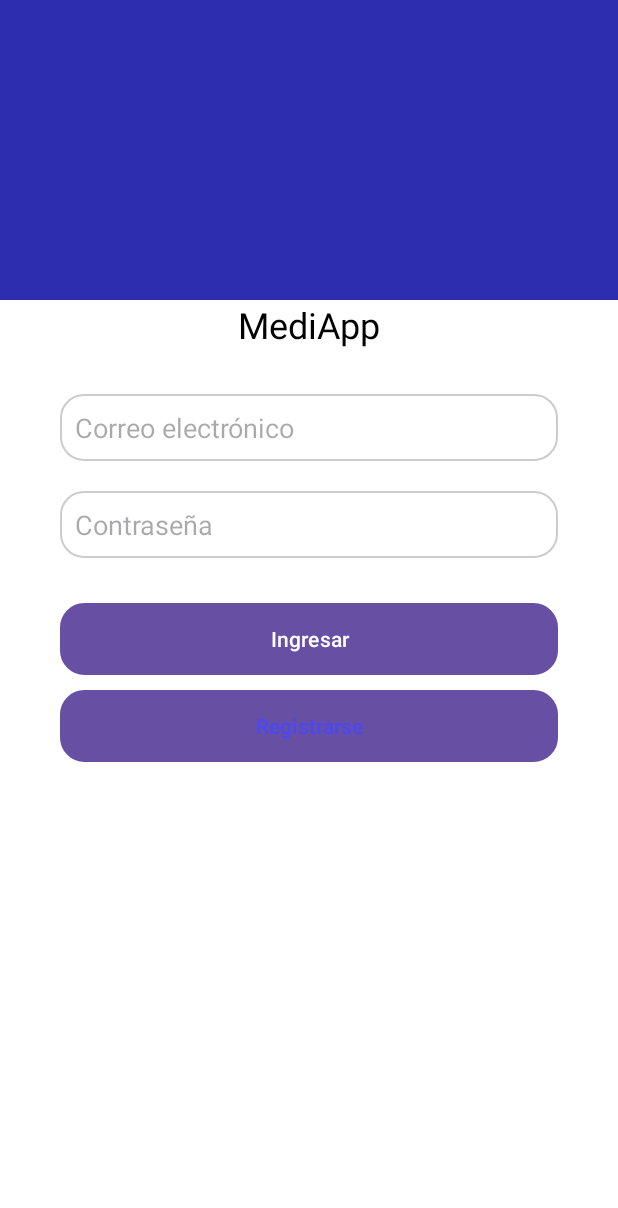
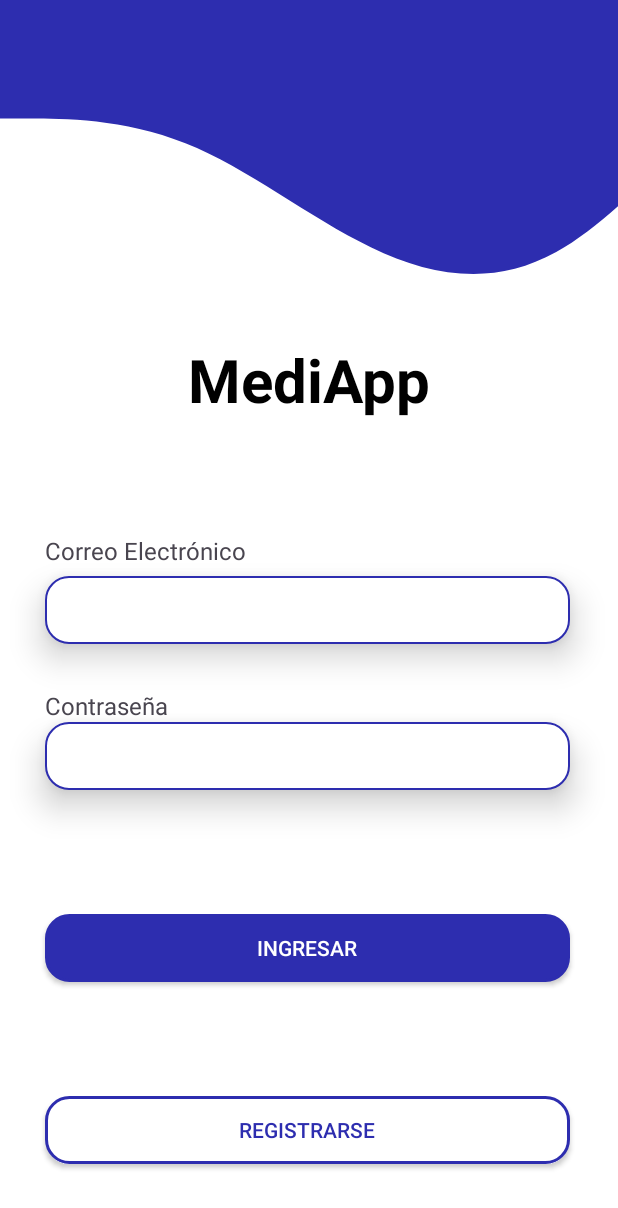
Before and after one commit to henlo-mm/equipOcho, an Android app: the fragment LoginFragment shown on its own in the app's theme, on a phone screen of 412 x 824 dp. Shown: the top 1208 px of the screen. Run offline under Robolectric (Android 15) with nearby library versions, the phone set to English and light mode, and no system bars.

Commit message:
diseño del login

```diff
--- a/app/src/main/res/drawable/edit_text_background.xml
+++ b/app/src/main/res/drawable/edit_text_background.xml
@@ -1,6 +1,6 @@
 <shape xmlns:android="http://schemas.android.com/apk/res/android">
     <solid android:color="#FFFFFF"/>
-    <stroke android:width="1dp" android:color="#CCCCCC"/>
+    <stroke android:width="1dp" android:color="@color/blue"/>
     <corners android:radius="15dp"/>
     <padding android:left="10dp" android:top="10dp" android:right="10dp" android:bottom="10dp"/>
 </shape>
--- /dev/null
+++ b/app/src/main/res/drawable/toolbar.xml
@@ -0,0 +1,11 @@
+<?xml version="1.0" encoding="utf-8"?>
+<vector xmlns:android="http://schemas.android.com/apk/res/android"
+    android:width="1000dp"
+    android:height="550dp"
+    android:viewportWidth="400"
+    android:viewportHeight="300">
+
+    <path
+        android:fillColor="#2D2DAF"
+        android:pathData="M0,128L20,128C40,128,80,128,120,154.7C160,181,200,235,240,266.7C280,299,320,309,360,272C400,235,440,149,480,117.3C520,85,560,107,600,122.7C640,139,680,149,720,165.3C760,181,800,203,840,197.3C880,192,920,160,960,165.3C1000,171,1040,213,1080,218.7C1120,224,1160,192,1200,176C1240,160,1280,160,1320,170.7C1360,181,1400,203,1420,213.3L1440,224L1440,0L1420,0C1400,0,1360,0,1320,0C1280,0,1240,0,1200,0C1160,0,1120,0,1080,0C1040,0,1000,0,960,0C920,0,880,0,840,0C800,0,760,0,720,0C680,0,640,0,600,0C560,0,520,0,480,0C440,0,400,0,360,0C320,0,280,0,240,0C200,0,160,0,120,0C80,0,40,0,20,0L0,0Z" />
+</vector>
--- a/app/src/main/res/layout/fragment_login.xml
+++ b/app/src/main/res/layout/fragment_login.xml
@@ -1,86 +1,127 @@
 <?xml version="1.0" encoding="utf-8"?>
-<RelativeLayout xmlns:android="http://schemas.android.com/apk/res/android"
+<androidx.constraintlayout.widget.ConstraintLayout xmlns:android="http://schemas.android.com/apk/res/android"
+    xmlns:app="http://schemas.android.com/apk/res-auto"
     xmlns:tools="http://schemas.android.com/tools"
+    android:id="@+id/relativeLayout2"
     android:layout_width="match_parent"
     android:layout_height="match_parent"
     android:background="#FFFFFF"
     tools:context=".LoginActivity">
 
-    <!-- Background Header -->
-    <View
-        android:id="@+id/toolbar_login"
+
+    <androidx.constraintlayout.widget.ConstraintLayout
+        android:id="@+id/constraintLayout2"
         android:layout_width="match_parent"
-        android:layout_height="200dp"
-        android:background="@color/blue"
-        android:layout_alignParentTop="true"/>
+        android:layout_height="185dp"
+        android:background="@drawable/toolbar"
+        app:layout_constraintBottom_toBottomOf="parent"
+        app:layout_constraintEnd_toEndOf="parent"
+        app:layout_constraintHorizontal_bias="0.0"
+        app:layout_constraintStart_toStartOf="parent"
+        app:layout_constraintTop_toTopOf="parent"
+        app:layout_constraintVertical_bias="0.0">
 
-    <!-- App Name -->
+    </androidx.constraintlayout.widget.ConstraintLayout>
+
     <TextView
-        android:id="@+id/appName"
+        android:id="@+id/mediapp"
         android:layout_width="wrap_content"
         android:layout_height="wrap_content"
         android:text="MediApp"
-        android:textSize="24sp"
-        android:textColor="#000000"
-        android:layout_centerHorizontal="true"
-        android:layout_below="@id/toolbar_login"/>
+        android:textSize="40dp"
+        android:textStyle="bold"
+        android:textColor="@color/black"
+        android:gravity="center"
+        app:layout_constraintBottom_toBottomOf="parent"
+        app:layout_constraintEnd_toEndOf="parent"
+        app:layout_constraintHorizontal_bias="0.498"
+        app:layout_constraintStart_toStartOf="parent"
+        app:layout_constraintTop_toBottomOf="@+id/constraintLayout2"
+        app:layout_constraintVertical_bias="0.07" />
 
-    <!-- Email Input -->
+    <TextView
+        android:id="@+id/email"
+        android:layout_width="wrap_content"
+        android:layout_height="wrap_content"
+        android:text="Correo Electrónico"
+        android:textSize="16dp"
+        app:layout_constraintBottom_toTopOf="@+id/editemail"
+        app:layout_constraintStart_toStartOf="@+id/editemail"
+        app:layout_constraintTop_toBottomOf="@+id/mediapp"
+        app:layout_constraintVertical_bias="0.925" />
+
     <EditText
-        android:id="@+id/email"
-        android:layout_width="match_parent"
+        android:id="@+id/editemail"
+        android:layout_width="350dp"
+        android:layout_height="45dp"
+        android:background="@drawable/edit_text_background"
+        android:elevation="13dp"
+        android:ems="10"
+        android:inputType="textEmailAddress"
+        app:layout_constraintBottom_toBottomOf="parent"
+        app:layout_constraintEnd_toEndOf="@+id/mediapp"
+        app:layout_constraintHorizontal_bias="0.505"
+        app:layout_constraintStart_toStartOf="@+id/mediapp"
+        app:layout_constraintTop_toBottomOf="@+id/mediapp"
+        app:layout_constraintVertical_bias="0.208" />
+
+    <TextView
+        android:id="@+id/password"
+        android:layout_width="wrap_content"
         android:layout_height="wrap_content"
-        android:hint="Correo electrónico"
-        android:layout_below="@id/appName"
-        android:layout_marginTop="30dp"
-        android:layout_marginLeft="40dp"
-        android:layout_marginRight="40dp"
-        android:padding="10dp"
+        android:text="Contraseña"
+        android:textSize="16dp"
+        app:layout_constraintBottom_toTopOf="@+id/editpassword"
+        app:layout_constraintStart_toStartOf="@+id/editpassword"
+        app:layout_constraintTop_toBottomOf="@+id/editemail"
+        app:layout_constraintVertical_bias="1.0" />
+
+    <EditText
+        android:id="@+id/editpassword"
+        android:layout_width="350dp"
+        android:layout_height="45dp"
         android:background="@drawable/edit_text_background"
-        android:inputType="textEmailAddress"/>
+        android:elevation="13dp"
+        android:ems="10"
+        android:gravity="center"
+        android:inputType="textPassword"
+        app:layout_constraintBottom_toBottomOf="parent"
+        app:layout_constraintEnd_toEndOf="@+id/editemail"
+        app:layout_constraintHorizontal_bias="0.0"
+        app:layout_constraintStart_toStartOf="@+id/editemail"
+        app:layout_constraintTop_toBottomOf="@+id/editemail"
+        app:layout_constraintVertical_bias="0.148" />
 
-    <!-- Password Input -->
-    <EditText
-        android:id="@+id/password"
-        android:layout_width="match_parent"
-        android:layout_height="wrap_content"
-        android:hint="Contraseña"
-        android:layout_below="@id/email"
-        android:layout_marginTop="20dp"
-        android:layout_marginLeft="40dp"
-        android:layout_marginRight="40dp"
-        android:padding="10dp"
-        android:background="@drawable/edit_text_background"
-        android:inputType="textPassword"/>
+    <androidx.appcompat.widget.AppCompatButton
+        android:id="@+id/btnIngresar"
+        android:layout_width="350dp"
+        android:layout_height="45dp"
+        android:background="@drawable/button_border"
+        android:backgroundTint="@color/blue"
+        android:text="Ingresar"
+        android:textColor="@color/white"
+        app:layout_constraintBottom_toBottomOf="parent"
+        app:layout_constraintEnd_toEndOf="@+id/editpassword"
+        app:layout_constraintHorizontal_bias="0.0"
+        app:layout_constraintStart_toStartOf="@+id/editpassword"
+        app:layout_constraintTop_toBottomOf="@+id/editpassword"
+        app:layout_constraintVertical_bias="0.328" />
 
-    <!-- Login Button -->
-    <Button
-        android:id="@+id/loginButton"
-        android:layout_width="match_parent"
-        android:layout_height="wrap_content"
-        android:text="Ingresar"
-        android:backgroundTint="@color/blue"
-        android:textColor="#FFFFFF"
-        android:layout_below="@id/password"
-        android:layout_marginTop="30dp"
-        android:layout_marginLeft="40dp"
-        android:layout_marginRight="40dp"
-        android:padding="10dp"
-        android:background="@drawable/button_border"/>
+    <androidx.appcompat.widget.AppCompatButton
+        android:id="@+id/btnRegistrarse"
+        android:layout_width="350dp"
+        android:layout_height="45dp"
+        android:layout_marginBottom="48dp"
+        android:background="@drawable/button_border"
+        android:text="Registrarse"
+        android:textColor="@color/blue"
+        android:elevation="15dp"
+        app:layout_constraintBottom_toBottomOf="parent"
+        app:layout_constraintEnd_toEndOf="@+id/btnIngresar"
+        app:layout_constraintHorizontal_bias="0.0"
+        app:layout_constraintStart_toStartOf="@+id/btnIngresar"
+        app:layout_constraintTop_toBottomOf="@+id/btnIngresar"
+        app:layout_constraintVertical_bias="1.0" />
 
-    <!-- Register Button -->
-    <Button
-        android:id="@+id/registerButton"
-        android:layout_width="match_parent"
-        android:layout_height="wrap_content"
-        android:text="Registrarse"
-        android:backgroundTint="#FFFFFF"
-        android:textColor="#4A47F5"
-        android:layout_below="@id/loginButton"
-        android:layout_marginTop="10dp"
-        android:layout_marginLeft="40dp"
-        android:layout_marginRight="40dp"
-        android:padding="10dp"
-        android:background="@drawable/button_border"/>
 
-</RelativeLayout>
+</androidx.constraintlayout.widget.ConstraintLayout>
```
